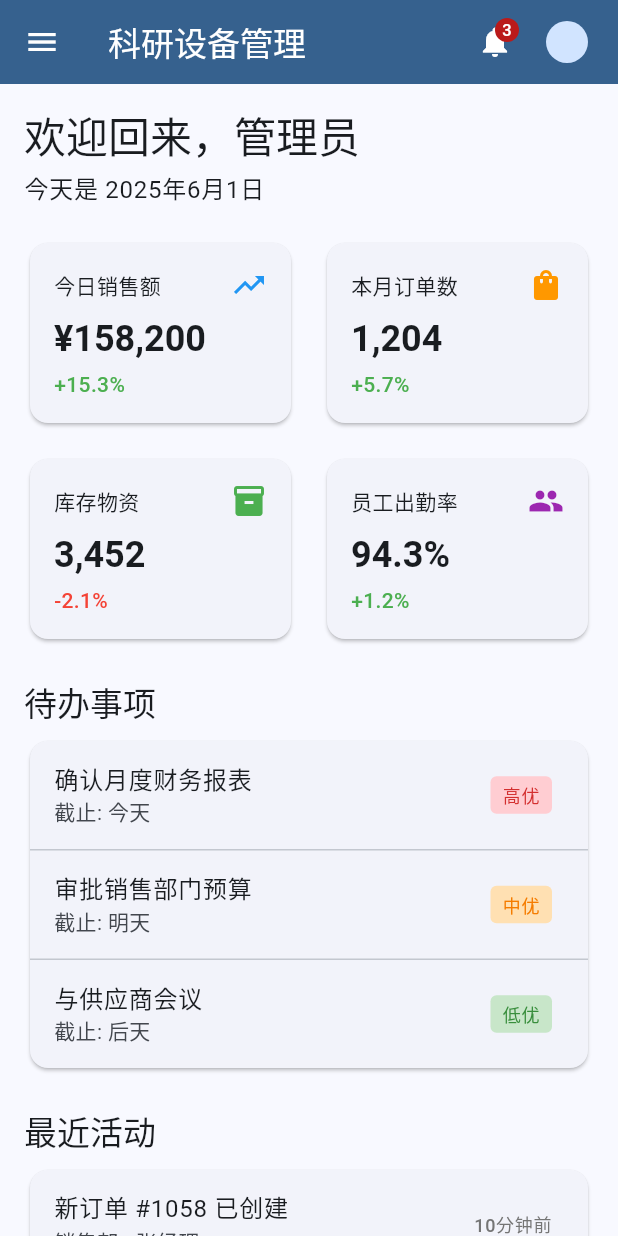
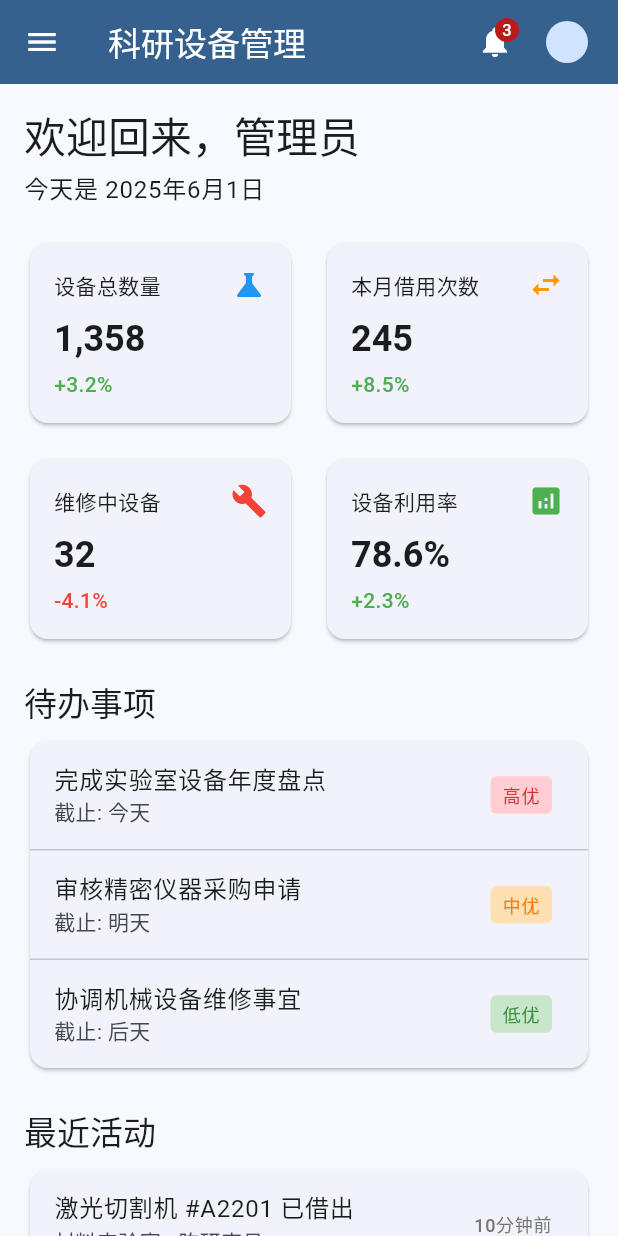
Before and after one commit to Tianran-W/Valet, a Flutter app: the screen it shows after launch, on a phone screen of 412 x 824 dp. Run offline on Flutter 3.47's test engine with Material 3 defaults, Android fonts, the phone set to English and light mode, and no system bars; our stand-ins replace dio, flutter_dotenv.

Commit message:
chore: :art: 修改仪表盘示例数据，符合项目背景

```diff
--- a/lib/workspace/presentation/pages/dashboard_page.dart
+++ b/lib/workspace/presentation/pages/dashboard_page.dart
@@ -27,21 +27,21 @@ class DashboardPage extends StatelessWidget {
             children: [
               Expanded(
                 child: DashboardCard(
-                  title: '今日销售额',
-                  value: '¥158,200',
-                  icon: Icons.trending_up,
+                  title: '设备总数量',
+                  value: '1,358',
+                  icon: Icons.science,
                   color: Colors.blue,
-                  change: '+15.3%',
+                  change: '+3.2%',
                 ),
               ),
               SizedBox(width: 16),
               Expanded(
                 child: DashboardCard(
-                  title: '本月订单数',
-                  value: '1,204',
-                  icon: Icons.shopping_bag,
+                  title: '本月借用次数',
+                  value: '245',
+                  icon: Icons.swap_horiz,
                   color: Colors.orange,
-                  change: '+5.7%',
+                  change: '+8.5%',
                 ),
               ),
             ],
@@ -51,21 +51,21 @@ class DashboardPage extends StatelessWidget {
             children: [
               Expanded(
                 child: DashboardCard(
-                  title: '库存物资',
-                  value: '3,452',
-                  icon: Icons.inventory_2,
-                  color: Colors.green,
-                  change: '-2.1%',
+                  title: '维修中设备',
+                  value: '32',
+                  icon: Icons.build,
+                  color: Colors.red,
+                  change: '-4.1%',
                 ),
               ),
               SizedBox(width: 16),
               Expanded(
                 child: DashboardCard(
-                  title: '员工出勤率',
-                  value: '94.3%',
-                  icon: Icons.people,
-                  color: Colors.purple,
-                  change: '+1.2%',
+                  title: '设备利用率',
+                  value: '78.6%',
+                  icon: Icons.analytics,
+                  color: Colors.green,
+                  change: '+2.3%',
                 ),
               ),
             ],
@@ -81,19 +81,19 @@ class DashboardPage extends StatelessWidget {
             child: Column(
               children: [
                 TodoItem(
-                  title: '确认月度财务报表',
+                  title: '完成实验室设备年度盘点',
                   deadline: '今天',
                   priority: 'high',
                 ),
                 Divider(height: 1),
                 TodoItem(
-                  title: '审批销售部门预算',
+                  title: '审核精密仪器采购申请',
                   deadline: '明天',
                   priority: 'medium',
                 ),
                 Divider(height: 1),
                 TodoItem(
-                  title: '与供应商会议',
+                  title: '协调机械设备维修事宜',
                   deadline: '后天',
                   priority: 'low',
                 ),
@@ -111,21 +111,21 @@ class DashboardPage extends StatelessWidget {
             child: Column(
               children: [
                 ActivityItem(
-                  title: '新订单 #1058 已创建',
+                  title: '激光切割机 #A2201 已借出',
                   time: '10分钟前',
-                  user: '销售部 - 张经理',
+                  user: '材料实验室 - 陈研究员',
                 ),
                 Divider(height: 1),
                 ActivityItem(
-                  title: '发票 #2213 已支付',
+                  title: '高精度示波器 #E0512 已归还',
                   time: '1小时前',
-                  user: '财务部 - 李会计',
+                  user: '电子实验室 - 王工程师',
                 ),
                 Divider(height: 1),
                 ActivityItem(
-                  title: '新员工 王小明 已入职',
+                  title: '新设备 3D扫描仪 已入库',
                   time: '今天上午',
-                  user: '人事部 - 赵总监',
+                  user: '设备管理部 - 李主管',
                 ),
               ],
             ),
```
